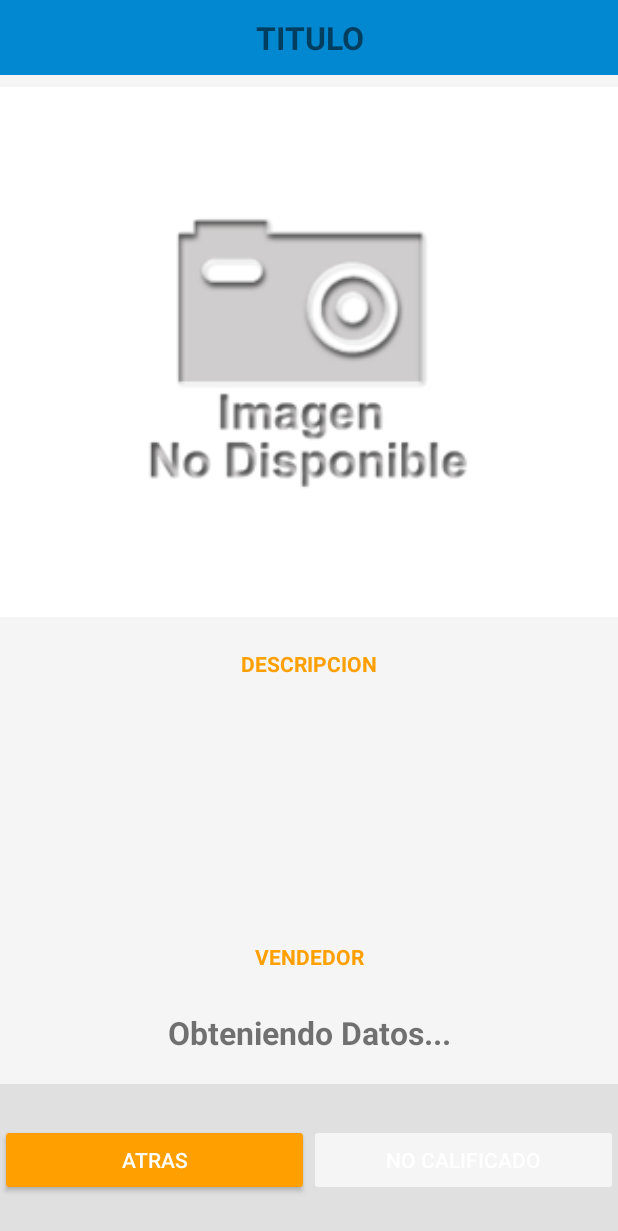
After one commit to DannyZenzano/TrustMeFinal, an Android app: the layout activity_ver_venta.xml on its own in the app's theme, with its tools: preview values and no code run, on a phone screen of 412 x 824 dp. The commit adds this screen. Shown: the top 1231 px of the screen. Run offline under Robolectric (Android 15) with nearby library versions, the phone set to English and light mode, and no system bars.

Commit message:
Implementacion de VER VENTAS y LA CALIFICACION DE LAS VENTAS

```diff
--- a/app/src/main/res/layout/activity_register.xml
+++ b/app/src/main/res/layout/activity_register.xml
@@ -106,7 +106,7 @@
                     android:onClick="registrar_usuario"
                     android:text="@string/txt_RegistrarStep2"
                     android:enabled="false"
-                    android:theme="@style/ThemeOverlay.MyDisabledDarkButton"/>
+                android:theme="@style/ThemeOverlay.MyDisabledDarkButton"/>
 
 
             </LinearLayout>
--- /dev/null
+++ b/app/src/main/res/layout/activity_ver_venta.xml
@@ -0,0 +1,162 @@
+<?xml version="1.0" encoding="utf-8"?>
+    <LinearLayout xmlns:android="http://schemas.android.com/apk/res/android"
+        xmlns:app="http://schemas.android.com/apk/res-auto"
+        xmlns:tools="http://schemas.android.com/tools"
+        android:id="@+id/main_layout"
+        android:layout_width="match_parent"
+        android:layout_height="match_parent"
+        android:background="@color/grey_100"
+        android:orientation="vertical"
+        android:weightSum="8"
+        tools:context="com.zenzanodanny.trustme.VerVentaActivity">
+
+
+        <LinearLayout
+            android:id="@+id/LayOutcabezera"
+            android:layout_width="match_parent"
+            android:layout_height="0dp"
+            android:layout_weight="0.5"
+            android:gravity="center_horizontal"
+            android:orientation="vertical"
+            android:weightSum="3.0">
+            <LinearLayout
+                android:layout_width="match_parent"
+                android:layout_height="0dp"
+                android:orientation="horizontal"
+                android:background="@color/grey_300"
+                android:layout_weight="3.0"
+                android:gravity="center"
+                android:weightSum="2.0">
+                <TextView
+                    android:id="@+id/txtTitulo"
+                    android:layout_width="match_parent"
+                    android:layout_height="match_parent"
+                    android:gravity="center"
+                    android:textStyle="bold"
+                    android:theme="@style/ThemeOverlay.MySubtitleText"
+                    android:background="@color/colorPrimaryDark"
+                    android:text="@string/titulo"/>
+            </LinearLayout>
+
+        </LinearLayout>
+
+
+        <ImageView
+            android:id="@+id/ImgComp"
+            style="@style/ThemeOverlay.FirebaseIcon"
+            android:layout_width="match_parent"
+            android:layout_height="0dp"
+            android:layout_weight="3.5"
+            android:background="@color/blanco"
+            android:src="@drawable/no_disponible" />
+
+        <LinearLayout
+            android:id="@+id/LayOutform"
+            android:layout_width="match_parent"
+            android:layout_height="0dp"
+            android:layout_weight="2"
+            android:gravity="center_horizontal"
+            android:orientation="vertical"
+            android:weightSum="6.0">
+
+            //--
+            //--
+
+            <TextView
+                android:id="@+id/txtTitulodescripcion"
+                android:layout_width="match_parent"
+                android:layout_height="wrap_content"
+                android:layout_weight="1.0"
+                android:gravity="center"
+                android:textColor="@color/colorAccent"
+                android:textStyle="bold"
+                android:text="@string/txt_descripcion"
+                android:inputType="textMultiLine"/>
+
+            <TextView
+                android:id="@+id/txtdescripcion"
+                android:layout_width="match_parent"
+                android:layout_height="wrap_content"
+                android:layout_weight="4.0"
+                android:gravity="center"
+                android:textStyle="bold"
+                android:inputType="textMultiLine"/>
+
+        </LinearLayout>
+
+
+
+        <LinearLayout
+            android:id="@+id/LayOuttxt"
+            android:layout_width="match_parent"
+            android:layout_height="0dp"
+            android:layout_weight="1.0"
+            android:gravity="center_horizontal"
+            android:orientation="vertical"
+            android:weightSum="3.0">
+
+
+            <TextView
+                android:id="@+id/announce_text"
+                android:layout_width="match_parent"
+                android:layout_height="0dp"
+                android:text="@string/txt_vendedor"
+                android:layout_weight="1.0"
+                android:textColor="@color/colorAccent"
+                android:gravity="center"
+                android:textStyle="bold"/>
+            <TextView
+                android:id="@+id/txt_Nombre_Vendedor"
+                android:layout_width="match_parent"
+                android:layout_height="0dp"
+                android:theme="@style/ThemeOverlay.MySubtitleText"
+                android:layout_weight="2.0"
+                android:gravity="center"
+                android:text="@string/txt_obteniendo_datos"
+                android:onClick="VerVendedor"
+                android:textStyle="bold"/>
+        </LinearLayout>
+        <LinearLayout
+            android:layout_width="fill_parent"
+            android:layout_height="0dp"
+            android:layout_weight="1"
+            android:background="@color/grey_300"
+            android:gravity="center_vertical">
+
+
+
+            <LinearLayout
+                android:layout_width="match_parent"
+                android:layout_height="wrap_content"
+                android:gravity="center"
+                android:orientation="horizontal">
+
+                <Button
+                    android:id="@+id/button_atras"
+                    android:layout_width="0dp"
+                    android:layout_height="wrap_content"
+                    android:layout_weight="1.0"
+                    android:elevation="1dp"
+                    android:gravity="center"
+                    android:onClick="IrAVentas"
+                    android:text="@string/atras"
+                    android:theme="@style/ThemeOverlay.MyDarkButton"/>
+                <Button
+                    android:id="@+id/button_raiting_ver"
+                    android:layout_width="0dp"
+                    android:layout_height="wrap_content"
+                    android:layout_weight="1.0"
+                    android:elevation="1dp"
+                    android:gravity="center"
+                    android:onClick="enviar_a_ver_calificacion"
+                    android:text="@string/txt_calificar_deshabilitado"
+                    android:enabled="false"
+                    android:theme="@style/ThemeOverlay.MyDisabledDarkButton"/>
+
+            </LinearLayout>
+
+
+
+        </LinearLayout>
+
+    </LinearLayout>
--- a/app/src/main/res/values/strings.xml
+++ b/app/src/main/res/values/strings.xml
@@ -172,6 +172,7 @@
     <string name="atras">ATRAS</string>
     <string name="cancelar">CANCELAR</string>
     <string name="txtBtnIrCalif"><![CDATA[Calificar>]]></string>
+    <string name="txt_calificar_deshabilitado">No Calificado</string>
 
 
 </resources>
```
Also changed, not shown: app/src/main/AndroidManifest.xml (+5 -4 lines), app/src/main/java/com/zenzanodanny/trustme/RatingActivityVer.java (added, +146 -0 lines), app/src/main/java/com/zenzanodanny/trustme/VenderFragment.java (+15 -1 lines), app/src/main/java/com/zenzanodanny/trustme/VerVentaActivity.java (added, +150 -0 lines), app/src/main/res/layout/activity_rating_ver.xml (added, +125 -0 lines), 2 other files.
